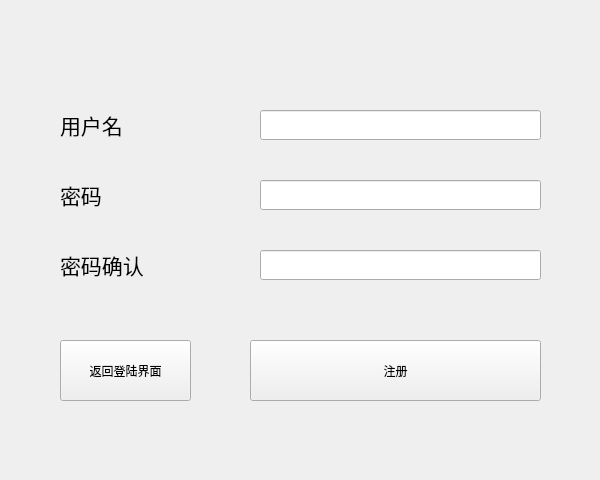
Before: the Qt Designer form client/registrationwindow.ui in zx1316/linpop-lan-im, drawn with Qt 5.
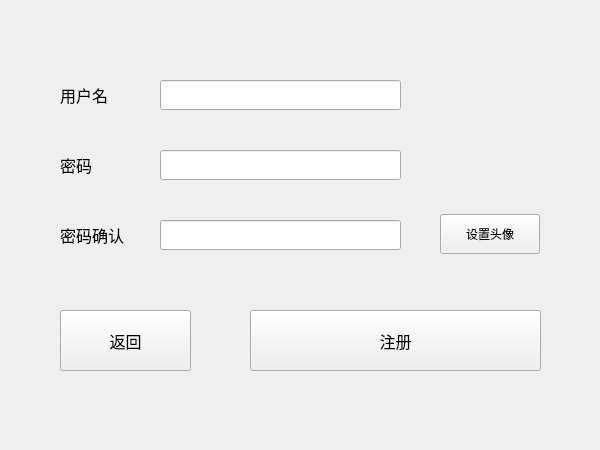
After: the same form once the commit is applied.

The edit to the form file:
```diff
--- a/client/registrationwindow.ui
+++ b/client/registrationwindow.ui
@@ -7,152 +7,312 @@
     <x>0</x>
     <y>0</y>
     <width>600</width>
-    <height>480</height>
+    <height>450</height>
    </rect>
   </property>
   <property name="minimumSize">
    <size>
     <width>600</width>
-    <height>480</height>
+    <height>450</height>
    </size>
   </property>
   <property name="maximumSize">
    <size>
     <width>600</width>
-    <height>480</height>
+    <height>450</height>
    </size>
   </property>
   <property name="windowTitle">
    <string>注册</string>
   </property>
-  <widget class="QLabel" name="registration_username_label">
-   <property name="geometry">
-    <rect>
-     <x>60</x>
-     <y>95</y>
-     <width>150</width>
-     <height>60</height>
-    </rect>
-   </property>
-   <property name="font">
-    <font>
-     <pointsize>16</pointsize>
-    </font>
-   </property>
-   <property name="text">
-    <string>用户名</string>
-   </property>
-  </widget>
-  <widget class="QLabel" name="registration_password_label">
-   <property name="geometry">
-    <rect>
-     <x>60</x>
-     <y>165</y>
-     <width>150</width>
-     <height>60</height>
-    </rect>
-   </property>
-   <property name="font">
-    <font>
-     <pointsize>16</pointsize>
-    </font>
-   </property>
-   <property name="text">
-    <string>密码</string>
-   </property>
-  </widget>
-  <widget class="QLineEdit" name="re_password_line_edit">
-   <property name="geometry">
-    <rect>
-     <x>260</x>
-     <y>180</y>
-     <width>281</width>
-     <height>30</height>
-    </rect>
-   </property>
-   <property name="focusPolicy">
-    <enum>Qt::StrongFocus</enum>
-   </property>
-   <property name="echoMode">
-    <enum>QLineEdit::Password</enum>
-   </property>
-  </widget>
   <widget class="QPushButton" name="back_to_login_pushbutton">
    <property name="geometry">
     <rect>
      <x>60</x>
-     <y>340</y>
+     <y>310</y>
      <width>131</width>
      <height>61</height>
     </rect>
    </property>
    <property name="font">
     <font>
-     <family>SimSun-ExtB</family>
-     <pointsize>9</pointsize>
+     <family>Microsoft YaHei UI</family>
+     <pointsize>12</pointsize>
     </font>
    </property>
-   <property name="text">
-    <string>返回登陆界面</string>
+   <property name="focusPolicy">
+    <enum>Qt::StrongFocus</enum>
    </property>
-  </widget>
-  <widget class="QLabel" name="re_password_confirm_label">
-   <property name="geometry">
-    <rect>
-     <x>60</x>
-     <y>235</y>
-     <width>150</width>
-     <height>60</height>
-    </rect>
-   </property>
-   <property name="font">
-    <font>
-     <family>..黑体UI-日本语</family>
-     <pointsize>16</pointsize>
-    </font>
-   </property>
    <property name="text">
-    <string>密码确认</string>
-   </property>
-   <property name="alignment">
-    <set>Qt::AlignLeading|Qt::AlignLeft|Qt::AlignVCenter</set>
+    <string>返回</string>
    </property>
   </widget>
   <widget class="QPushButton" name="registration_pushbutton">
    <property name="geometry">
     <rect>
      <x>250</x>
-     <y>340</y>
+     <y>310</y>
      <width>291</width>
      <height>61</height>
     </rect>
    </property>
+   <property name="font">
+    <font>
+     <pointsize>12</pointsize>
+    </font>
+   </property>
    <property name="text">
     <string>注册</string>
    </property>
   </widget>
-  <widget class="QLineEdit" name="re_username_line_edit">
+  <widget class="QWidget" name="layoutWidget">
    <property name="geometry">
     <rect>
-     <x>260</x>
-     <y>110</y>
-     <width>281</width>
-     <height>30</height>
+     <x>60</x>
+     <y>200</y>
+     <width>341</width>
+     <height>71</height>
     </rect>
    </property>
+   <layout class="QHBoxLayout" name="horizontalLayout">
+    <property name="spacing">
+     <number>0</number>
+    </property>
+    <item>
+     <widget class="QLabel" name="re_password_confirm_label">
+      <property name="minimumSize">
+       <size>
+        <width>100</width>
+        <height>60</height>
+       </size>
+      </property>
+      <property name="maximumSize">
+       <size>
+        <width>100</width>
+        <height>60</height>
+       </size>
+      </property>
+      <property name="font">
+       <font>
+        <family>Microsoft YaHei UI</family>
+        <pointsize>12</pointsize>
+       </font>
+      </property>
+      <property name="text">
+       <string>密码确认</string>
+      </property>
+      <property name="alignment">
+       <set>Qt::AlignLeading|Qt::AlignLeft|Qt::AlignVCenter</set>
+      </property>
+     </widget>
+    </item>
+    <item>
+     <widget class="QLineEdit" name="re_password_confirm_line_edit">
+      <property name="minimumSize">
+       <size>
+        <width>0</width>
+        <height>30</height>
+       </size>
+      </property>
+      <property name="maximumSize">
+       <size>
+        <width>16777215</width>
+        <height>30</height>
+       </size>
+      </property>
+      <property name="font">
+       <font>
+        <pointsize>10</pointsize>
+       </font>
+      </property>
+      <property name="echoMode">
+       <enum>QLineEdit::Password</enum>
+      </property>
+     </widget>
+    </item>
+   </layout>
   </widget>
-  <widget class="QLineEdit" name="re_password_confirm_line_edit">
+  <widget class="QWidget" name="layoutWidget">
    <property name="geometry">
     <rect>
-     <x>260</x>
-     <y>250</y>
-     <width>281</width>
-     <height>30</height>
+     <x>60</x>
+     <y>130</y>
+     <width>341</width>
+     <height>71</height>
     </rect>
    </property>
-   <property name="echoMode">
-    <enum>QLineEdit::Password</enum>
+   <layout class="QHBoxLayout" name="horizontalLayout_2">
+    <property name="spacing">
+     <number>0</number>
+    </property>
+    <item>
+     <widget class="QLabel" name="registration_password_label">
+      <property name="minimumSize">
+       <size>
+        <width>100</width>
+        <height>60</height>
+       </size>
+      </property>
+      <property name="maximumSize">
+       <size>
+        <width>100</width>
+        <height>60</height>
+       </size>
+      </property>
+      <property name="font">
+       <font>
+        <pointsize>12</pointsize>
+       </font>
+      </property>
+      <property name="text">
+       <string>密码</string>
+      </property>
+     </widget>
+    </item>
+    <item>
+     <widget class="QLineEdit" name="re_password_line_edit">
+      <property name="minimumSize">
+       <size>
+        <width>0</width>
+        <height>30</height>
+       </size>
+      </property>
+      <property name="maximumSize">
+       <size>
+        <width>16777215</width>
+        <height>30</height>
+       </size>
+      </property>
+      <property name="font">
+       <font>
+        <pointsize>10</pointsize>
+       </font>
+      </property>
+      <property name="focusPolicy">
+       <enum>Qt::StrongFocus</enum>
+      </property>
+      <property name="echoMode">
+       <enum>QLineEdit::Password</enum>
+      </property>
+     </widget>
+    </item>
+   </layout>
+  </widget>
+  <widget class="QWidget" name="layoutWidget">
+   <property name="geometry">
+    <rect>
+     <x>60</x>
+     <y>60</y>
+     <width>341</width>
+     <height>71</height>
+    </rect>
    </property>
+   <layout class="QHBoxLayout" name="horizontalLayout_3">
+    <property name="spacing">
+     <number>0</number>
+    </property>
+    <item>
+     <widget class="QLabel" name="registration_username_label">
+      <property name="minimumSize">
+       <size>
+        <width>100</width>
+        <height>60</height>
+       </size>
+      </property>
+      <property name="maximumSize">
+       <size>
+        <width>100</width>
+        <height>60</height>
+       </size>
+      </property>
+      <property name="font">
+       <font>
+        <pointsize>12</pointsize>
+       </font>
+      </property>
+      <property name="text">
+       <string>用户名</string>
+      </property>
+     </widget>
+    </item>
+    <item>
+     <widget class="QLineEdit" name="re_username_line_edit">
+      <property name="minimumSize">
+       <size>
+        <width>0</width>
+        <height>30</height>
+       </size>
+      </property>
+      <property name="maximumSize">
+       <size>
+        <width>16777215</width>
+        <height>30</height>
+       </size>
+      </property>
+      <property name="font">
+       <font>
+        <pointsize>10</pointsize>
+       </font>
+      </property>
+     </widget>
+    </item>
+   </layout>
+  </widget>
+  <widget class="QWidget" name="layoutWidget">
+   <property name="geometry">
+    <rect>
+     <x>440</x>
+     <y>70</y>
+     <width>102</width>
+     <height>191</height>
+    </rect>
+   </property>
+   <layout class="QVBoxLayout" name="verticalLayout">
+    <property name="spacing">
+     <number>30</number>
+    </property>
+    <item>
+     <widget class="QLabel" name="imageLabel">
+      <property name="minimumSize">
+       <size>
+        <width>100</width>
+        <height>100</height>
+       </size>
+      </property>
+      <property name="maximumSize">
+       <size>
+        <width>100</width>
+        <height>100</height>
+       </size>
+      </property>
+      <property name="text">
+       <string/>
+      </property>
+      <property name="scaledContents">
+       <bool>true</bool>
+      </property>
+     </widget>
+    </item>
+    <item>
+     <widget class="QPushButton" name="selectImageButton">
+      <property name="minimumSize">
+       <size>
+        <width>100</width>
+        <height>40</height>
+       </size>
+      </property>
+      <property name="maximumSize">
+       <size>
+        <width>100</width>
+        <height>40</height>
+       </size>
+      </property>
+      <property name="text">
+       <string>设置头像</string>
+      </property>
+     </widget>
+    </item>
+   </layout>
   </widget>
  </widget>
  <resources/>
```
Left out of the diff: 3 changed lines with no effect on the pictures.
